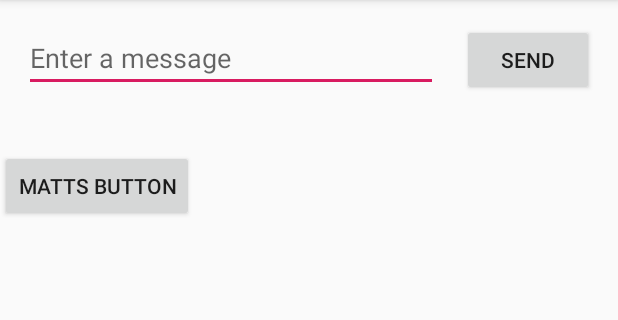
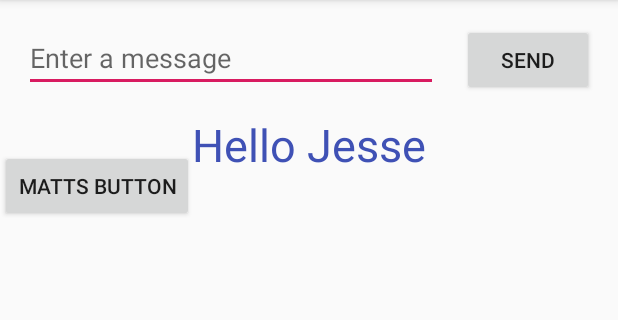
Before and after one commit to jschrack/Hello-World-Class, an Android app: the screen it shows after launch (MainActivity), on a phone screen of 412 x 824 dp, the part 84-404 px from its top. Run offline under Robolectric (Android 15) with nearby library versions, the phone set to English and light mode, and no system bars.

Commit message:
Add files via upload
I added a text view saying "Hello Jesse"

```diff
--- a/MyFirstApp/app/src/main/res/layout/activity_main.xml
+++ b/MyFirstApp/app/src/main/res/layout/activity_main.xml
@@ -43,4 +43,17 @@
         android:text="Matts button"
         app:layout_constraintTop_toTopOf="parent"
         tools:layout_editor_absoluteX="50dp" />
+    <TextView
+        android:id="@+id/textView2"
+        android:layout_width="wrap_content"
+        android:layout_height="wrap_content"
+        android:layout_marginTop="76dp"
+        android:text="Hello Jesse"
+        android:textAppearance="@style/TextAppearance.AppCompat.Body1"
+        android:textColor="#3F51B5"
+        android:textSize="30dp"
+        app:layout_constraintEnd_toEndOf="parent"
+        app:layout_constraintHorizontal_bias="0.501"
+        app:layout_constraintStart_toStartOf="parent"
+        app:layout_constraintTop_toTopOf="parent" />
 </androidx.constraintlayout.widget.ConstraintLayout>
```
